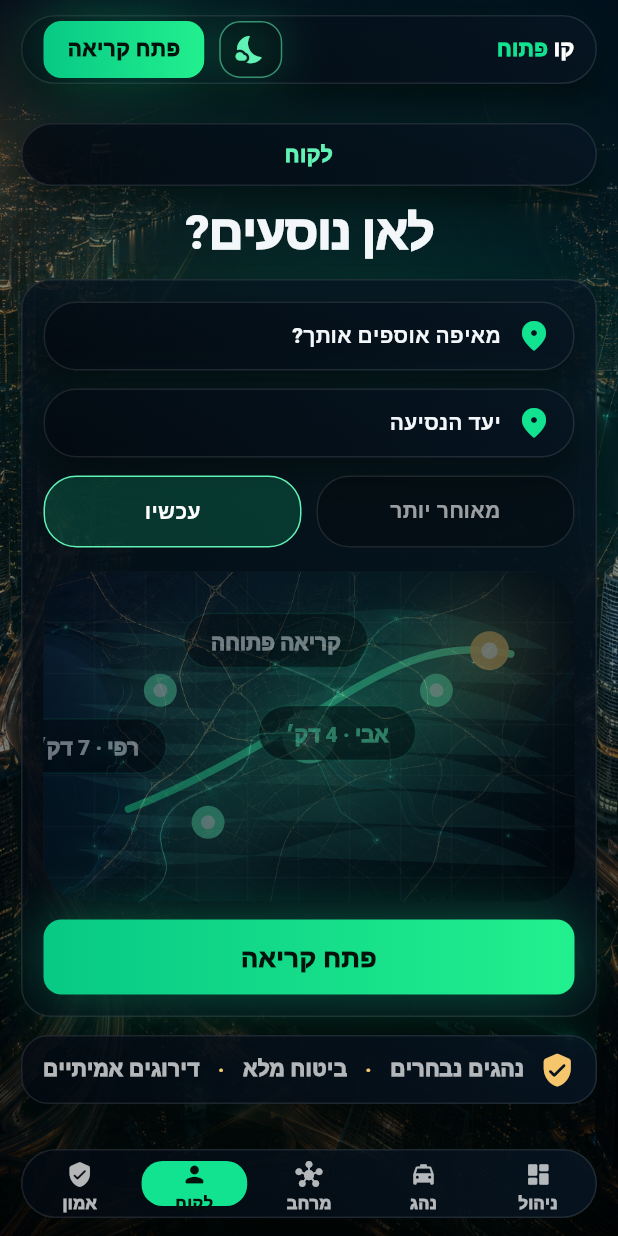
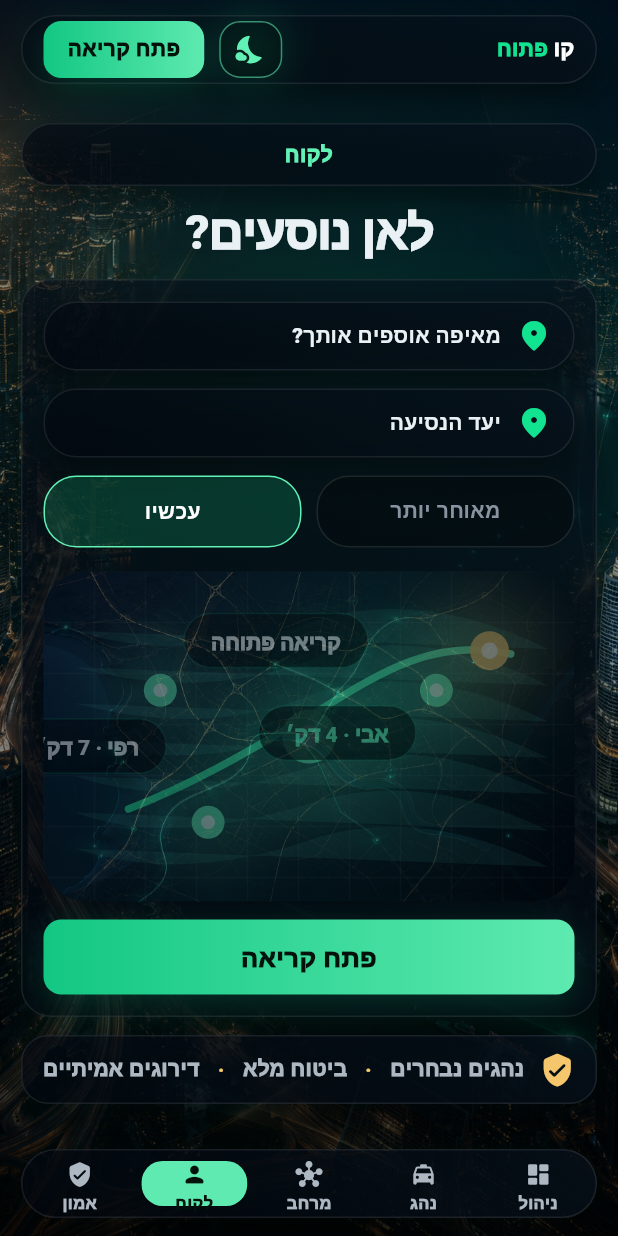
Before and after one commit to stamplace/kav-patuach, a Flutter app: the screen it shows after launch, on a phone screen of 412 x 824 dp. Run offline on Flutter 3.47's test engine with Material 3 defaults, Android fonts, the phone set to English and light mode, and no system bars; our stand-ins replace google_fonts; Roboto replaces fonts that are missing (Heebo).

Commit message:
feat(ui): tune overlays above premium assets

```diff
--- a/lib/main.dart
+++ b/lib/main.dart
@@ -10,6 +10,8 @@ const kGreenSoft = Color(0xFF62F2B6);
 const kGold = Color(0xFFF6C66D);
 
 enum VisualMode { night, day }
+
+// OVERLAY_TUNING_PASS_01: premium image assets are the visual base; UI must stay thin and readable.
 
 
 class PremiumAssetBackground extends StatelessWidget {
@@ -153,8 +155,8 @@ class KavPatuachApp extends StatelessWidget {
         textTheme: GoogleFonts.heeboTextTheme(
           ThemeData(brightness: Brightness.dark, useMaterial3: true).textTheme,
         ).apply(
-          bodyColor: const Color(0xFFF3F7FA),
-          displayColor: const Color(0xFFF3F7FA),
+          bodyColor: const Color(0xFFEAF1F4),
+          displayColor: const Color(0xFFEAF1F4),
         ),
       ),
       home: const AppHome(),
@@ -447,7 +449,7 @@ class AdminMetricTile extends StatelessWidget {
           Text(
             label,
             style: const TextStyle(
-              color: Colors.white60,
+              color: const Color(0xFF8793A0),
               fontSize: 13,
               fontWeight: FontWeight.w900,
             ),
@@ -895,7 +897,7 @@ class ZoneStat extends StatelessWidget {
           Text(
             label,
             style: const TextStyle(
-              color: Colors.white60,
+              color: const Color(0xFF8793A0),
               fontSize: 11,
               fontWeight: FontWeight.w900,
             ),
@@ -1049,7 +1051,7 @@ class TrustScorePanel extends StatelessWidget {
           Text(
             'מדד אמון',
             style: TextStyle(
-              color: Colors.white70,
+              color: const Color(0xFFAEB8C3),
               fontSize: 14,
               fontWeight: FontWeight.w900,
             ),
@@ -1152,7 +1154,7 @@ class TrustCapabilityCard extends StatelessWidget {
           Text(
             title,
             style: const TextStyle(
-              color: Colors.white70,
+              color: const Color(0xFFAEB8C3),
               fontSize: 13,
               fontWeight: FontWeight.w900,
             ),
@@ -1188,7 +1190,7 @@ class TrustBottomPromise extends StatelessWidget {
           Text(
             'פרטיות · אימות · שירות אנושי',
             style: TextStyle(
-              color: Colors.white70,
+              color: const Color(0xFFAEB8C3),
               fontWeight: FontWeight.w900,
             ),
           ),
@@ -1268,7 +1270,7 @@ class DriverOffersScene extends StatelessWidget {
                         Text(
                           'נהגים שאומתו על ידי קו פתוח',
                           style: TextStyle(
-                            color: Colors.white54,
+                            color: const Color(0xFF7E8995),
                             fontWeight: FontWeight.w800,
                           ),
                         ),
@@ -1309,7 +1311,7 @@ class OfferStatusHeart extends StatelessWidget {
         const Text(
           'בחר נהג לפי אמון, זמן והצעה',
           style: TextStyle(
-            color: Colors.white70,
+            color: const Color(0xFFAEB8C3),
             fontWeight: FontWeight.w900,
           ),
         ),
@@ -1579,7 +1581,7 @@ class DriverStatBox extends StatelessWidget {
           Text(
             label,
             style: const TextStyle(
-              color: Colors.white60,
+              color: const Color(0xFF8793A0),
               fontSize: 11,
               fontWeight: FontWeight.w900,
             ),
@@ -1644,7 +1646,7 @@ class DriverLiveCallCard extends StatelessWidget {
                     '$route · $eta',
                     overflow: TextOverflow.ellipsis,
                     style: const TextStyle(
-                      color: Colors.white60,
+                      color: const Color(0xFF8793A0),
                       fontSize: 11,
                       fontWeight: FontWeight.w800,
                     ),
@@ -1769,21 +1771,21 @@ class TrustStrip extends StatelessWidget {
           SizedBox(width: 10),
           Text(
             'נהגים נבחרים',
-            style: TextStyle(fontWeight: FontWeight.w900, color: Colors.white70),
+            style: TextStyle(fontWeight: FontWeight.w900, color: const Color(0xFFAEB8C3)),
           ),
           SizedBox(width: 12),
           Text('·', style: TextStyle(color: kGold, fontWeight: FontWeight.w900)),
           SizedBox(width: 12),
           Text(
             'ביטוח מלא',
-            style: TextStyle(fontWeight: FontWeight.w900, color: Colors.white70),
+            style: TextStyle(fontWeight: FontWeight.w900, color: const Color(0xFFAEB8C3)),
           ),
           SizedBox(width: 12),
           Text('·', style: TextStyle(color: kGold, fontWeight: FontWeight.w900)),
           SizedBox(width: 12),
           Text(
             'דירוגים אמיתיים',
-            style: TextStyle(fontWeight: FontWeight.w900, color: Colors.white70),
+            style: TextStyle(fontWeight: FontWeight.w900, color: const Color(0xFFAEB8C3)),
           ),
         ],
       ),
@@ -2226,11 +2228,11 @@ class PhoneHeader extends StatelessWidget {
   Widget build(BuildContext context) {
     return Row(
       children: const [
-        Icon(Icons.notifications_none_rounded, color: Colors.white70),
+        Icon(Icons.notifications_none_rounded, color: const Color(0xFFAEB8C3)),
         Spacer(),
         BrandSmall(),
         Spacer(),
-        Icon(Icons.menu_rounded, color: Colors.white70),
+        Icon(Icons.menu_rounded, color: const Color(0xFFAEB8C3)),
       ],
     );
   }
@@ -2682,7 +2684,7 @@ class SegmentButton extends StatelessWidget {
       child: Text(
         label,
         style: TextStyle(
-          color: active ? Colors.white : Colors.white60,
+          color: active ? Colors.white : const Color(0xFF8793A0),
           fontSize: 14,
           fontWeight: FontWeight.w800,
         ),
@@ -2839,15 +2841,15 @@ class GlassPanel extends StatelessWidget {
           begin: Alignment.topRight,
           end: Alignment.bottomLeft,
           colors: [
-            kPanel.withOpacity(.82),
-            const Color(0xFF030912).withOpacity(.76),
+            const Color(0xFF07111D).withOpacity(.66),
+            const Color(0xFF020711).withOpacity(.58),
           ],
         ),
         borderRadius: BorderRadius.circular(radius),
-        border: Border.all(color: Colors.white.withOpacity(.10), width: 1),
+        border: Border.all(color: Colors.white.withOpacity(.085), width: 1),
         boxShadow: [
-          const BoxShadow(color: Colors.black54, blurRadius: 18, offset: Offset(0, 10)),
-          BoxShadow(color: kGreen.withOpacity(.045), blurRadius: 28),
+          const BoxShadow(color: Colors.black45, blurRadius: 16, offset: Offset(0, 9)),
+          BoxShadow(color: kGreen.withOpacity(.028), blurRadius: 22),
         ],
       ),
       child: child,
@@ -2872,8 +2874,8 @@ class NeonButton extends StatelessWidget {
       padding: EdgeInsets.symmetric(horizontal: compact ? 16 : 22),
       decoration: BoxDecoration(
         borderRadius: BorderRadius.circular(12),
-        gradient: const LinearGradient(colors: [Color(0xFF08C985), Color(0xFF22F08E)]),
-        boxShadow: [BoxShadow(color: kGreen.withOpacity(.35), blurRadius: 34)],
+        gradient: const LinearGradient(colors: [Color(0xFF13C783), Color(0xFF5EEAB0)]),
+        boxShadow: [BoxShadow(color: kGreen.withOpacity(.18), blurRadius: 20, offset: Offset(0, 7))],
       ),
       alignment: Alignment.center,
       child: Text(
@@ -2962,7 +2964,7 @@ class BottomNav extends StatelessWidget {
                 duration: const Duration(milliseconds: 220),
                 margin: const EdgeInsets.symmetric(horizontal: 3, vertical: 7),
                 decoration: BoxDecoration(
-                  color: active ? kGreen : Colors.transparent,
+                  color: active ? const Color(0xFF5EEAB0) : Colors.transparent,
                   borderRadius: BorderRadius.circular(14),
                 ),
                 child: Column(
@@ -2970,14 +2972,14 @@ class BottomNav extends StatelessWidget {
                   children: [
                     Icon(
                       tabs[index].icon,
-                      color: active ? const Color(0xFF03120B) : Colors.white70,
+                      color: active ? const Color(0xFF03120B) : const Color(0xFFAEB8C3),
                       size: 18,
                     ),
                     const SizedBox(height: 2),
                     Text(
                       tabs[index].label,
                       style: TextStyle(
-                        color: active ? const Color(0xFF03120B) : Colors.white70,
+                        color: active ? const Color(0xFF03120B) : const Color(0xFFAEB8C3),
                         fontWeight: FontWeight.w900,
                         fontSize: 11,
                       ),
@@ -3607,16 +3609,16 @@ class StudioPanel extends StatelessWidget {
     return Container(
       padding: padding,
       decoration: BoxDecoration(
-        gradient: const LinearGradient(
+        gradient: LinearGradient(
           begin: Alignment.topRight,
           end: Alignment.bottomLeft,
           colors: [
-            Color(0xE60A1520),
-            Color(0xD9030911),
+            const Color(0xFF0A1520).withOpacity(.66),
+            const Color(0xFF030911).withOpacity(.58),
           ],
         ),
         borderRadius: BorderRadius.circular(radius),
-        border: Border.all(color: Colors.white.withOpacity(.095), width: 1),
+        border: Border.all(color: Colors.white.withOpacity(.075), width: 1),
         boxShadow: [
           const BoxShadow(
             color: Color(0x99000000),
@@ -3624,8 +3626,8 @@ class StudioPanel extends StatelessWidget {
             offset: Offset(0, 14),
           ),
           BoxShadow(
-            color: kGreen.withOpacity(.055),
-            blurRadius: 34,
+            color: kGreen.withOpacity(.025),
+            blurRadius: 22,
           ),
         ],
       ),
@@ -3658,13 +3660,13 @@ class StudioActionButton extends StatelessWidget {
         decoration: BoxDecoration(
           gradient: const LinearGradient(
             colors: [
-              Color(0xFF1BE08F),
-              Color(0xFF67F2BC),
+              Color(0xFF13C783),
+              Color(0xFF5EEAB0),
             ],
           ),
           borderRadius: BorderRadius.circular(12),
           boxShadow: [
-            BoxShadow(color: kGreen.withOpacity(.22), blurRadius: 22, offset: const Offset(0, 8)),
+            BoxShadow(color: kGreen.withOpacity(.14), blurRadius: 16, offset: const Offset(0, 6)),
           ],
         ),
         child: Text(
@@ -4253,7 +4255,7 @@ class StudioBottomNav extends StatelessWidget {
                 duration: const Duration(milliseconds: 180),
                 height: 46,
                 decoration: BoxDecoration(
-                  color: active ? kGreen : Colors.transparent,
+                  color: active ? const Color(0xFF5EEAB0) : Colors.transparent,
                   borderRadius: BorderRadius.circular(14),
                 ),
                 child: Column(
```
Also changed, not shown: 1 other file.
